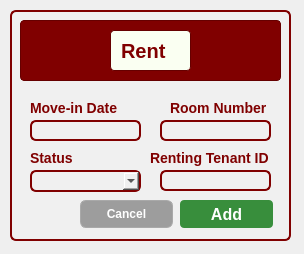
The window that CCC151-Group--BH-Management-System/UI_Files/AddRent.ui (Kris2103/CCC151-Group--BH-Management-System) describes before a commit, drawn with Qt 5.
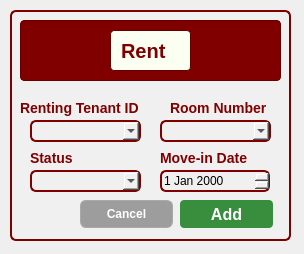
The same window after the commit.

```diff
--- a/CCC151-Group--BH-Management-System/UI_Files/AddRent.ui
+++ b/CCC151-Group--BH-Management-System/UI_Files/AddRent.ui
@@ -87,16 +87,6 @@
      </property>
     </widget>
    </widget>
-   <widget class="QLineEdit" name="RoomNumberLineEdit">
-    <property name="geometry">
-     <rect>
-      <x>150</x>
-      <y>110</y>
-      <width>111</width>
-      <height>21</height>
-     </rect>
-    </property>
-   </widget>
    <widget class="QLabel" name="label_3">
     <property name="geometry">
      <rect>
@@ -166,21 +156,11 @@
      <string>Cancel</string>
     </property>
    </widget>
-   <widget class="QLineEdit" name="RentingTenantIDLineEdit">
-    <property name="geometry">
-     <rect>
-      <x>150</x>
-      <y>160</y>
-      <width>111</width>
-      <height>21</height>
-     </rect>
-    </property>
-   </widget>
    <widget class="QLabel" name="label_4">
     <property name="geometry">
      <rect>
-      <x>140</x>
-      <y>140</y>
+      <x>10</x>
+      <y>90</y>
       <width>131</width>
       <height>16</height>
      </rect>
@@ -201,8 +181,8 @@
    <widget class="QLabel" name="label_5">
     <property name="geometry">
      <rect>
-      <x>20</x>
-      <y>90</y>
+      <x>150</x>
+      <y>140</y>
       <width>111</width>
       <height>16</height>
      </rect>
@@ -220,16 +200,6 @@
      <string>Move-in Date</string>
     </property>
    </widget>
-   <widget class="QLineEdit" name="MoveInDateLineEdit">
-    <property name="geometry">
-     <rect>
-      <x>20</x>
-      <y>110</y>
-      <width>111</width>
-      <height>21</height>
-     </rect>
-    </property>
-   </widget>
    <widget class="QLabel" name="label_10">
     <property name="geometry">
      <rect>
@@ -262,6 +232,36 @@
      </rect>
     </property>
    </widget>
+   <widget class="QComboBox" name="RentingTenantIDComboBox">
+    <property name="geometry">
+     <rect>
+      <x>20</x>
+      <y>110</y>
+      <width>111</width>
+      <height>22</height>
+     </rect>
+    </property>
+   </widget>
+   <widget class="QComboBox" name="RoomNumberComboBox">
+    <property name="geometry">
+     <rect>
+      <x>150</x>
+      <y>110</y>
+      <width>111</width>
+      <height>22</height>
+     </rect>
+    </property>
+   </widget>
+   <widget class="QDateEdit" name="MoveInDateEdit">
+    <property name="geometry">
+     <rect>
+      <x>150</x>
+      <y>160</y>
+      <width>110</width>
+      <height>22</height>
+     </rect>
+    </property>
+   </widget>
   </widget>
  </widget>
  <resources/>
```
